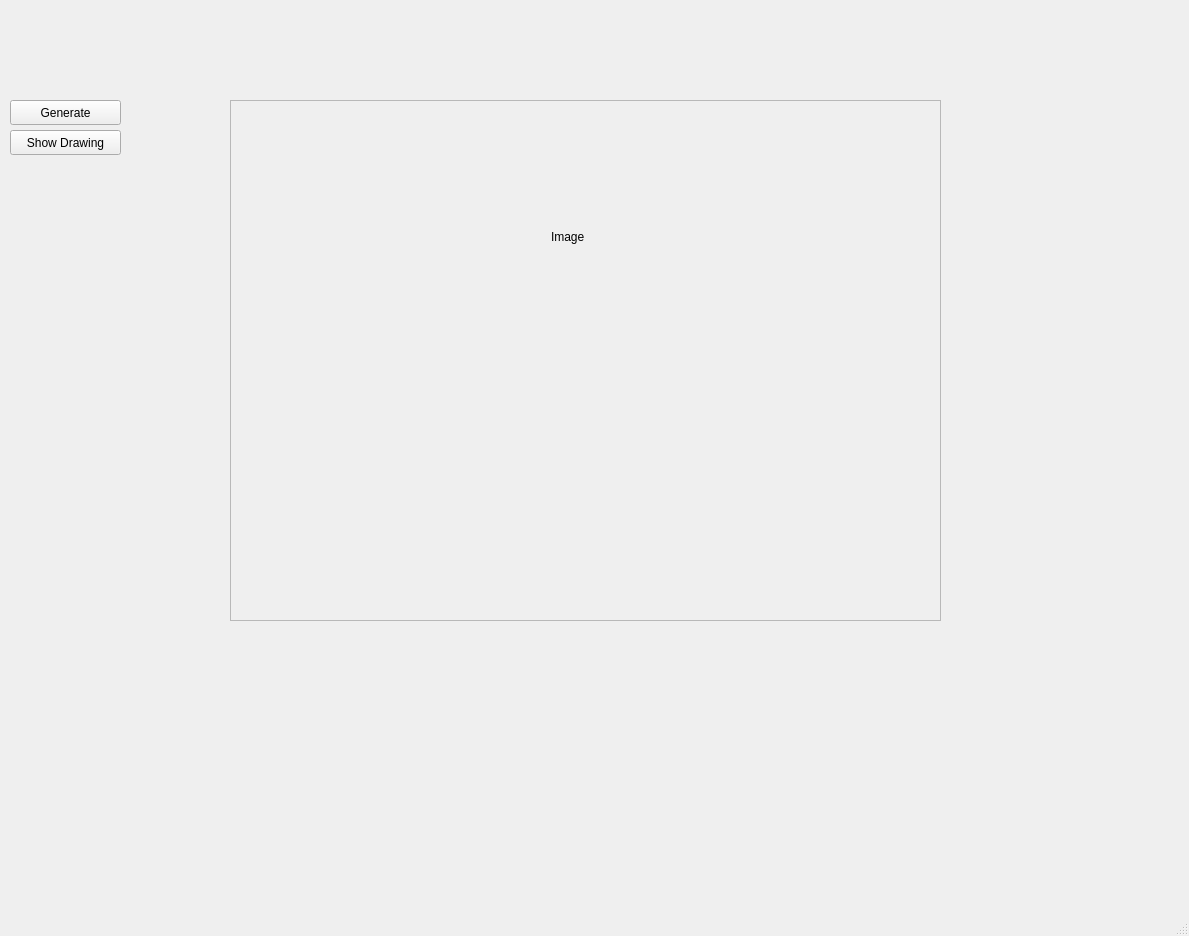
The window that Qt_connect/Connect_OS_GUI/mainwindow.ui (SafaeOuajih/CProjects) describes before a commit, drawn with Qt 5.
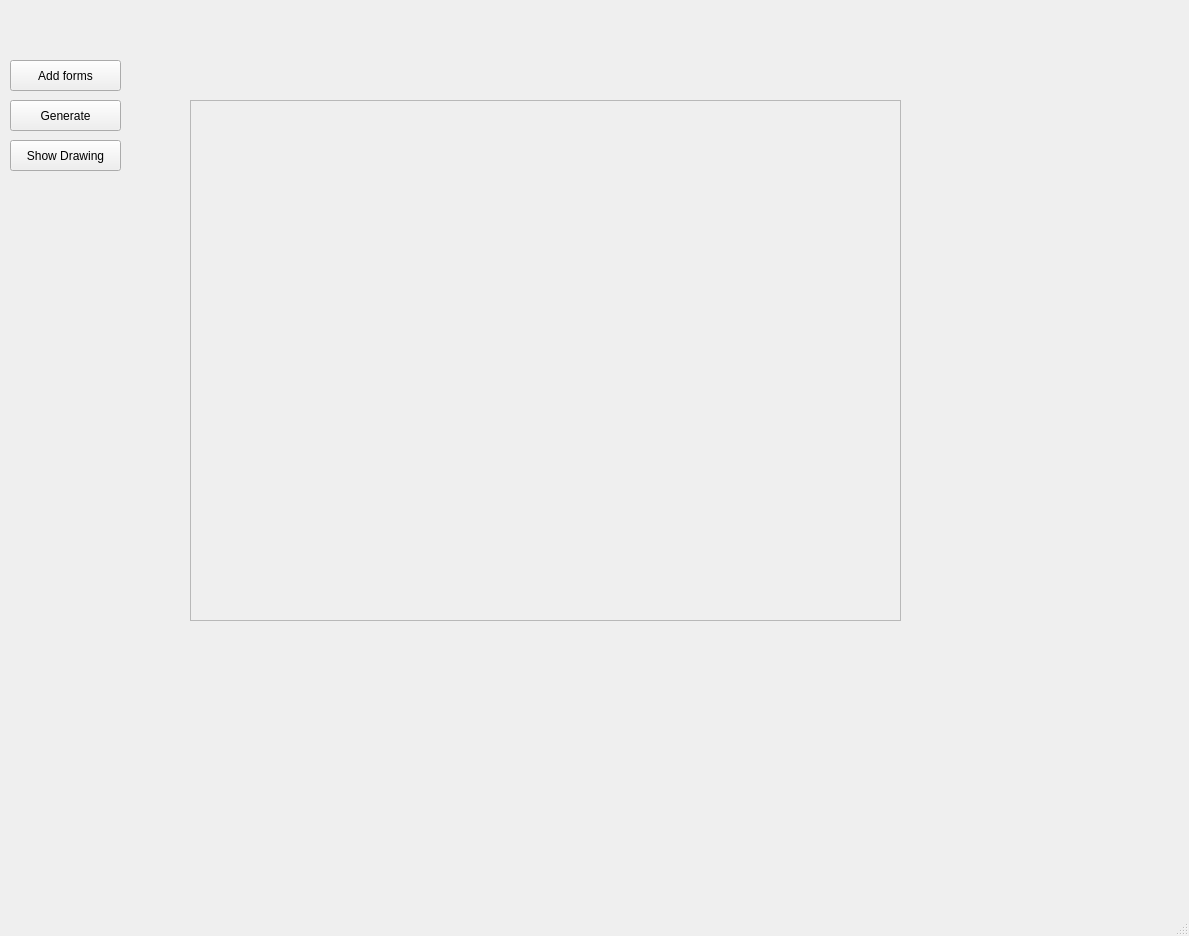
The same window after the commit.

What changed in the file:
```diff
--- a/Qt_connect/Connect_OS_GUI/mainwindow.ui
+++ b/Qt_connect/Connect_OS_GUI/mainwindow.ui
@@ -18,9 +18,9 @@
     <property name="geometry">
      <rect>
       <x>10</x>
-      <y>130</y>
+      <y>140</y>
       <width>111</width>
-      <height>25</height>
+      <height>31</height>
      </rect>
     </property>
     <property name="text">
@@ -30,7 +30,7 @@
    <widget class="QScrollArea" name="scrollArea">
     <property name="geometry">
      <rect>
-      <x>230</x>
+      <x>190</x>
       <y>100</y>
       <width>711</width>
       <height>521</height>
@@ -48,19 +48,6 @@
        <height>519</height>
       </rect>
      </property>
-     <widget class="QLabel" name="label">
-      <property name="geometry">
-       <rect>
-        <x>320</x>
-        <y>120</y>
-        <width>101</width>
-        <height>31</height>
-       </rect>
-      </property>
-      <property name="text">
-       <string>Image</string>
-      </property>
-     </widget>
     </widget>
    </widget>
    <widget class="QPushButton" name="pushButton_2">
@@ -69,13 +56,39 @@
       <x>10</x>
       <y>100</y>
       <width>111</width>
-      <height>25</height>
+      <height>31</height>
      </rect>
     </property>
     <property name="text">
      <string>Generate</string>
     </property>
    </widget>
+   <widget class="QLabel" name="label">
+    <property name="geometry">
+     <rect>
+      <x>810</x>
+      <y>70</y>
+      <width>91</width>
+      <height>21</height>
+     </rect>
+    </property>
+    <property name="text">
+     <string/>
+    </property>
+   </widget>
+   <widget class="QPushButton" name="pushButton_3">
+    <property name="geometry">
+     <rect>
+      <x>10</x>
+      <y>60</y>
+      <width>111</width>
+      <height>31</height>
+     </rect>
+    </property>
+    <property name="text">
+     <string>Add forms</string>
+    </property>
+   </widget>
   </widget>
   <widget class="QStatusBar" name="statusbar"/>
   <action name="actionChat">
```
